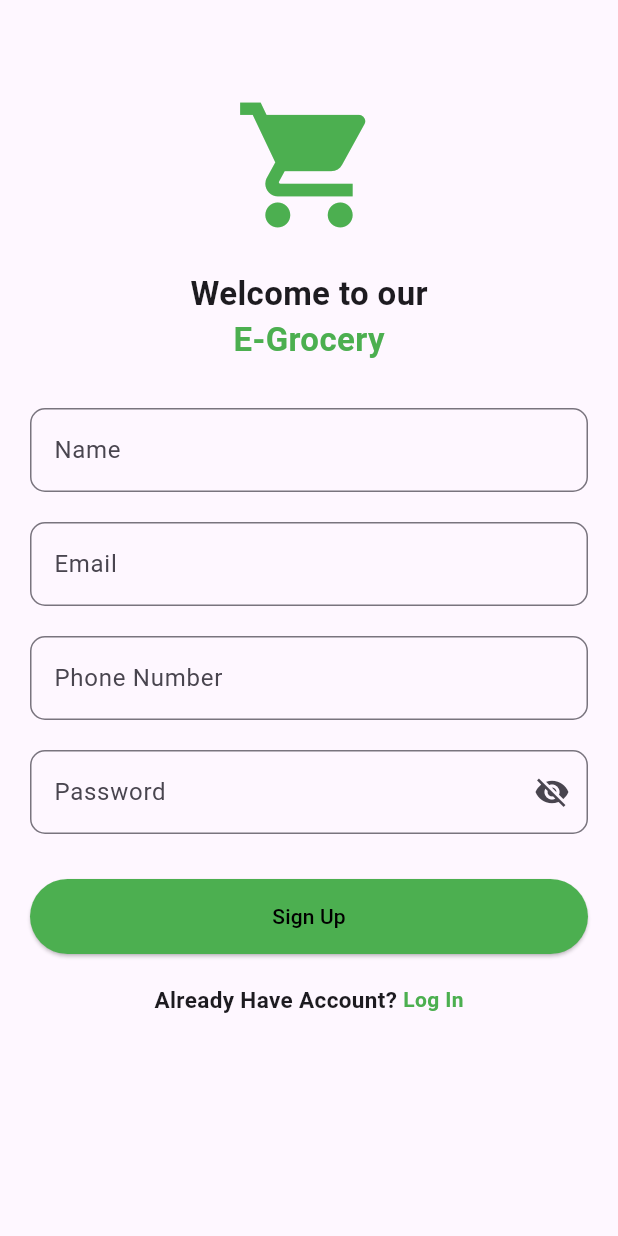
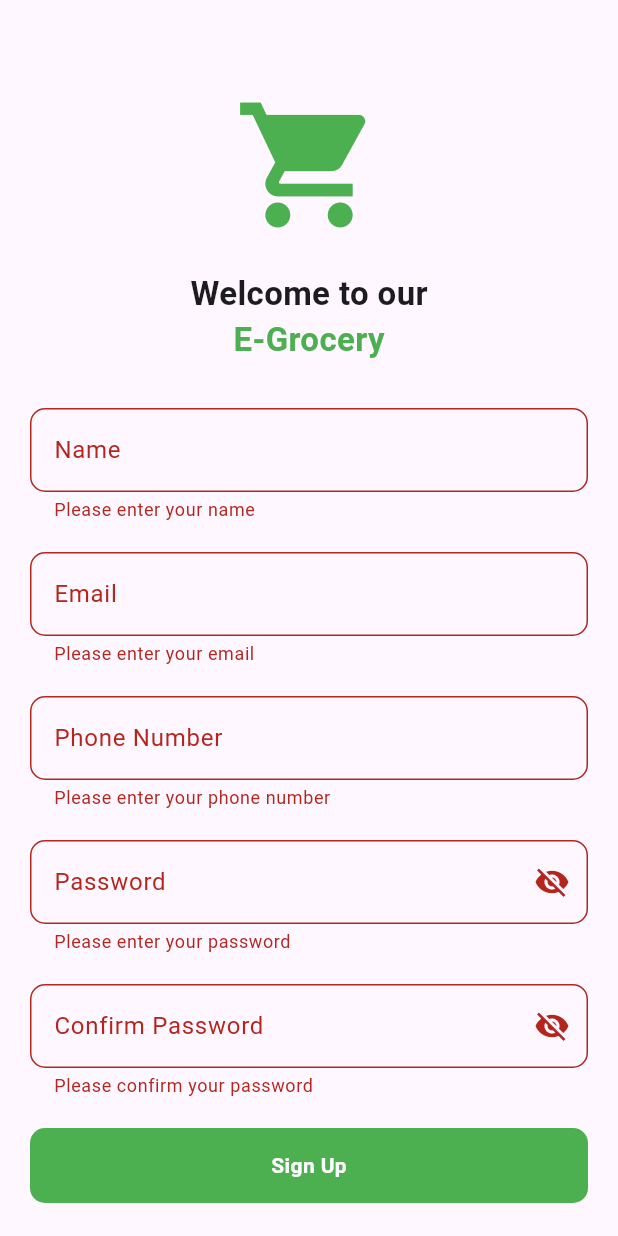
Before and after one commit to janaelmorshedy20/Smart-Grocery-Mobile-App, a Flutter app: the SignUpScreen screen opened by its route, after a tap on "Sign Up", on a phone screen of 412 x 824 dp. Run offline on Flutter 3.47's test engine with Material 3 defaults, Android fonts, the phone set to English and light mode, and no system bars; our stand-ins replace firebase_auth; accounts and stored records are empty.

Commit message:
signup auth

```diff
--- a/lib/Signup.dart
+++ b/lib/Signup.dart
@@ -1,6 +1,7 @@
+import 'package:firebase_auth/firebase_auth.dart';
 import 'package:flutter/material.dart';
-import 'package:smartgrocery/Login1.dart';
 import 'package:smartgrocery/Login2.dart';
+import 'package:smartgrocery/welcomescreen.dart';
 
 class SignUpScreen extends StatefulWidget {
   const SignUpScreen({Key? key}) : super(key: key);
@@ -10,7 +11,51 @@ class SignUpScreen extends StatefulWidget {
 }
 
 class _SignUpScreenState extends State<SignUpScreen> {
+  final _emailController = TextEditingController();
+  final _passwordController = TextEditingController();
+  final _nameController = TextEditingController();
+  final _confirmpasswordController = TextEditingController();
   bool _obscurePassword = true;
+  String _errorMessage = ''; // This will store the error message
+
+  Future Signup() async {
+    try {
+      // Check if the email is already in use by attempting to create the user
+      await FirebaseAuth.instance.createUserWithEmailAndPassword(
+        email: _emailController.text.trim(),
+        password: _passwordController.text.trim(),
+      );
+
+      // Navigate to welcome screen on successful sign-up
+      Navigator.pushReplacement(
+        context,
+        MaterialPageRoute(
+            builder: (context) =>
+                WelcomeScreen()), // Replace with your actual welcome screen
+      );
+    } on FirebaseAuthException catch (e) {
+      // Handle the case when the email is already in use
+      if (e.code == 'email-already-in-use') {
+        // You can show a message here (using Snackbar or a Text widget)
+        ScaffoldMessenger.of(context).showSnackBar(
+          SnackBar(
+            content: Text('The email address is already used.'),
+            backgroundColor: Colors.red,
+          ),
+        );
+      } else {
+        // Handle other errors (e.g., network issues)
+        ScaffoldMessenger.of(context).showSnackBar(
+          SnackBar(
+            content: Text('Error: ${e.message}'),
+            backgroundColor: Colors.red,
+          ),
+        );
+      }
+    }
+  }
+
+  GlobalKey<FormState> formstate = GlobalKey();
 
   @override
   Widget build(BuildContext context) {
@@ -18,6 +63,8 @@ class _SignUpScreenState extends State<SignUpScreen> {
       body: Padding(
         padding: const EdgeInsets.all(20.0),
         child: SingleChildScrollView(
+          child: Form(
+            key: formstate,
             child: Column(
               crossAxisAlignment: CrossAxisAlignment.center,
               children: [
@@ -41,27 +88,49 @@ class _SignUpScreenState extends State<SignUpScreen> {
                     fontSize: 22,
                     fontWeight: FontWeight.bold,
                     color: Colors.green,
-                ),),
+                  ),
+                ),
                 const SizedBox(height: 30),
-              TextField(
+                TextFormField(
+                  controller: _nameController,
                   decoration: InputDecoration(
                     labelText: 'Name',
                     border: OutlineInputBorder(
                       borderRadius: BorderRadius.circular(10),
                     ),
                   ),
+                  validator: (value) {
+                    if (value == null || value.isEmpty) {
+                      return "Please enter your name";
+                    }
+                    return null;
+                  },
                 ),
                 const SizedBox(height: 20),
-              TextField(
+                TextFormField(
+                  controller: _emailController,
                   decoration: InputDecoration(
                     labelText: 'Email',
                     border: OutlineInputBorder(
                       borderRadius: BorderRadius.circular(10),
                     ),
                   ),
+                  validator: (value) {
+                    if (value == null || value.isEmpty) {
+                      return "Please enter your email";
+                    }
+
+                    String emailPattern =
+                        r'^[a-zA-Z0-9._%+-]+@[a-zA-Z0-9.-]+\.[a-zA-Z]{2,}$';
+                    RegExp regExp = RegExp(emailPattern);
+                    if (!regExp.hasMatch(value)) {
+                      return "Please enter a valid email address";
+                    }
+                    return null;
+                  },
                 ),
                 const SizedBox(height: 20),
-              TextField(
+                TextFormField(
                   keyboardType: TextInputType.phone,
                   decoration: InputDecoration(
                     labelText: 'Phone Number',
@@ -69,9 +138,19 @@ class _SignUpScreenState extends State<SignUpScreen> {
                       borderRadius: BorderRadius.circular(10),
                     ),
                   ),
+                  validator: (value) {
+                    if (value == null || value.isEmpty) {
+                      return "Please enter your phone number";
+                    }
+                    if (value.length > 11) {
+                      return "Phone Number must be at 11 characters";
+                    }
+                    return null;
+                  },
                 ),
                 const SizedBox(height: 20),
-              TextField(
+                TextFormField(
+                  controller: _passwordController,
                   obscureText: _obscurePassword,
                   decoration: InputDecoration(
                     labelText: 'Password',
@@ -80,7 +159,9 @@ class _SignUpScreenState extends State<SignUpScreen> {
                     ),
                     suffixIcon: IconButton(
                       icon: Icon(
-                      _obscurePassword ? Icons.visibility_off : Icons.visibility,
+                        _obscurePassword
+                            ? Icons.visibility_off
+                            : Icons.visibility,
                       ),
                       onPressed: () {
                         setState(() {
@@ -89,26 +170,94 @@ class _SignUpScreenState extends State<SignUpScreen> {
                       },
                     ),
                   ),
+                  validator: (value) {
+                    if (value == null || value.isEmpty) {
+                      return "Please enter your password";
+                    }
+
+                    if (value.length < 8) {
+                      return "Password must be at least 8 characters";
+                    }
+                    return null;
+                  },
                 ),
-              const SizedBox(height: 30),
-              ElevatedButton(
-                style: ElevatedButton.styleFrom(
-                  backgroundColor: Colors.green,
-                  minimumSize: const Size(double.infinity, 50),
+                const SizedBox(height: 20),
+                TextFormField(
+                  controller: _confirmpasswordController,
+                  obscureText: _obscurePassword,
+                  decoration: InputDecoration(
+                    labelText: 'Confirm Password',
+                    border: OutlineInputBorder(
+                      borderRadius: BorderRadius.circular(10),
                     ),
-                onPressed: () {},
-                child: const Text('Sign Up',style: TextStyle(color:Colors.black)),
+                    suffixIcon: IconButton(
+                      icon: Icon(
+                        _obscurePassword
+                            ? Icons.visibility_off
+                            : Icons.visibility,
+                      ),
+                      onPressed: () {
+                        setState(() {
+                          _obscurePassword = !_obscurePassword;
+                        });
+                      },
+                    ),
+                  ),
+                  validator: (value) {
+                    if (value == null || value.isEmpty) {
+                      return "Please confirm your password";
+                    }
+                    if (value != _passwordController.text) {
+                      return "Passwords do not match";
+                    }
+                    return null;
+                  },
+                ),
+                const SizedBox(height: 20),
+                GestureDetector(
+                  onTap: () {
+                    // signup btn
+                    if (formstate.currentState!.validate()) {
+                      print("Valid");
+                      Signup();
+                    } else {
+                      print("Not valid");
+                    }
+                  },
+                  child: Container(
+                    width: double.infinity,
+                    height: 50,
+                    decoration: BoxDecoration(
+                      color: Colors.green,
+                      borderRadius: BorderRadius.circular(10),
+                    ),
+                    alignment: Alignment.center,
+                    child: const Text(
+                      'Sign Up',
+                      style: TextStyle(
+                        color: Colors.white,
+                        fontWeight: FontWeight.bold,
+                      ),
+                    ),
+                  ),
                 ),
                 const SizedBox(height: 20),
                 Row(
                   mainAxisAlignment: MainAxisAlignment.center,
                   children: [
-                  const Text('Already Have Account? ', style: TextStyle(fontWeight: FontWeight.bold , fontSize: 15)),
+                    const Text(
+                      'Already have an account? ',
+                      style:
+                          TextStyle(fontWeight: FontWeight.bold, fontSize: 15),
+                    ),
                     GestureDetector(
                       onTap: () {
-                     Navigator.push(context,MaterialPageRoute(builder:(context)=>const LoginScreen2()),
+                        Navigator.push(
+                          context,
+                          MaterialPageRoute(
+                              builder: (context) => const LoginScreen2()),
                         );
-                  }, // Navigate to login screen
+                      },
                       child: const Text(
                         'Log In',
                         style: TextStyle(
@@ -123,6 +272,7 @@ class _SignUpScreenState extends State<SignUpScreen> {
             ),
           ),
         ),
+      ),
     );
   }
 }
--- /dev/null
+++ b/lib/auth.dart
@@ -0,0 +1,25 @@
+import 'package:firebase_auth/firebase_auth.dart';
+import 'package:flutter/material.dart';
+import 'package:smartgrocery/Login2.dart';
+import 'package:smartgrocery/welcomescreen.dart';
+
+
+class Auth extends StatelessWidget {
+  const Auth({super.key});
+
+  @override
+  Widget build(BuildContext context) {
+    return Scaffold(
+      body: StreamBuilder<User?>(
+        stream: FirebaseAuth.instance.authStateChanges(),
+        builder: (context, snapshot) {
+          if (snapshot.hasData) {
+            return WelcomeScreen();
+          } else {
+            return const LoginScreen2();
+          }
+        },
+      ),
+    );
+  }
+}
```
Lines whose indentation alone changed are shown as unchanged.
